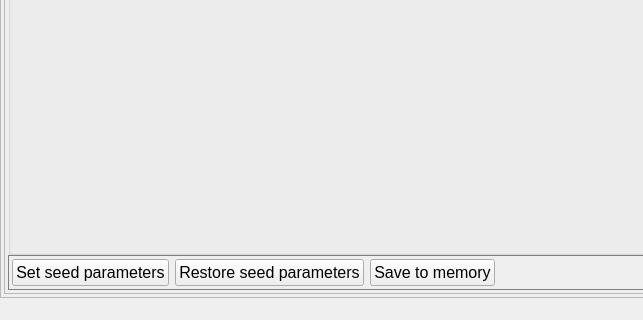
Above: mainwindow.ui from bulkanul/EVO_YFL_1064_GUI_coherent2 before the change; both pictures show x 0 to 643 and y 548 to 868 of the 1025 by 868 pixel window. Below: the same form after it.
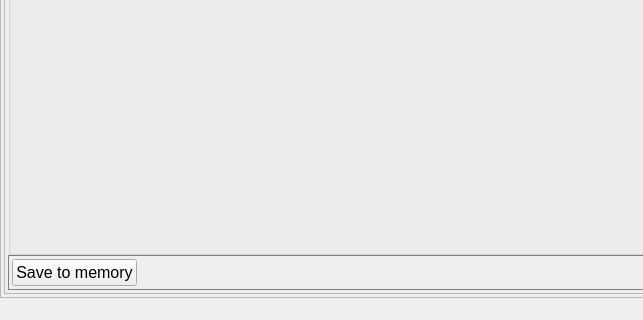
That is the form after the change. Icons and pictures are not drawn.

Commit message: delete btns

The edit to the form file:
```diff
--- a/mainwindow.ui
+++ b/mainwindow.ui
@@ -322,30 +322,6 @@
                    <property name="bottomMargin">
                     <number>3</number>
                    </property>
-                   <item>
-                    <widget class="QPushButton" name="all_save_seed">
-                     <property name="font">
-                      <font>
-                       <pointsize>12</pointsize>
-                      </font>
-                     </property>
-                     <property name="text">
-                      <string>Set seed parameters</string>
-                     </property>
-                    </widget>
-                   </item>
-                   <item>
-                    <widget class="QPushButton" name="all_restore_seed">
-                     <property name="font">
-                      <font>
-                       <pointsize>12</pointsize>
-                      </font>
-                     </property>
-                     <property name="text">
-                      <string>Restore seed parameters</string>
-                     </property>
-                    </widget>
-                   </item>
                    <item>
                     <widget class="QPushButton" name="all_save_in_memory">
                      <property name="font">
```
